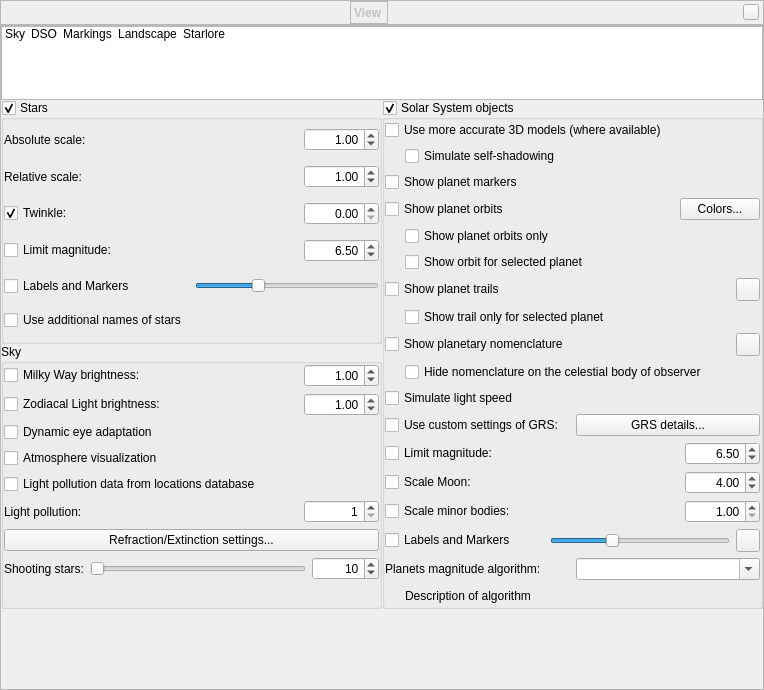
This is src/gui/viewDialog.ui in 519984307/stellarium_src as Qt 5 draws it before an edit. The edited form follows.
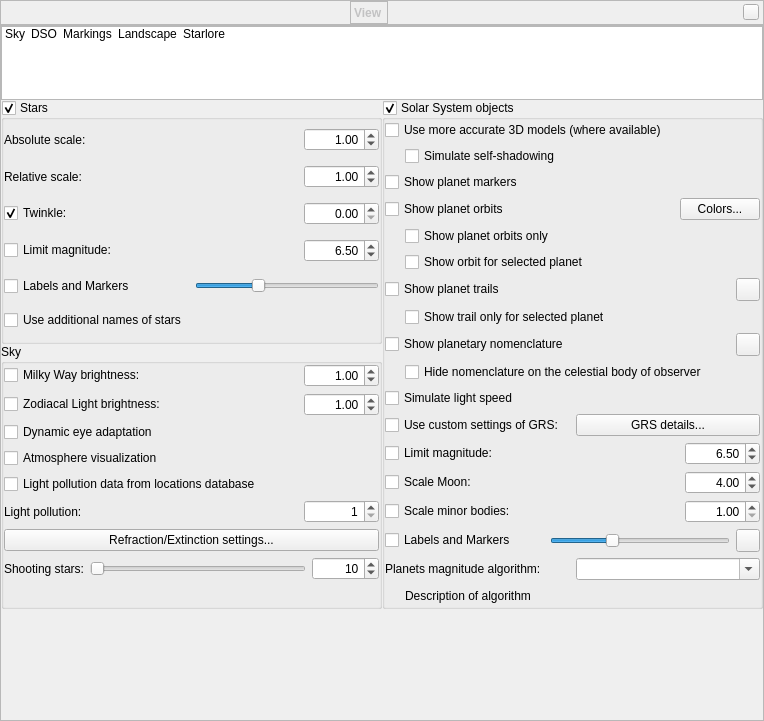
This is the edited form. Icons and pictures are not drawn. Custom widgets are drawn as their Qt base class.

Diff of the .ui file:
```diff
--- a/src/gui/viewDialog.ui
+++ b/src/gui/viewDialog.ui
@@ -7,7 +7,7 @@
     <x>0</x>
     <y>0</y>
     <width>764</width>
-    <height>690</height>
+    <height>721</height>
    </rect>
   </property>
   <property name="font">
```
Left out of the diff: 2 changed lines with no effect on the pictures.
